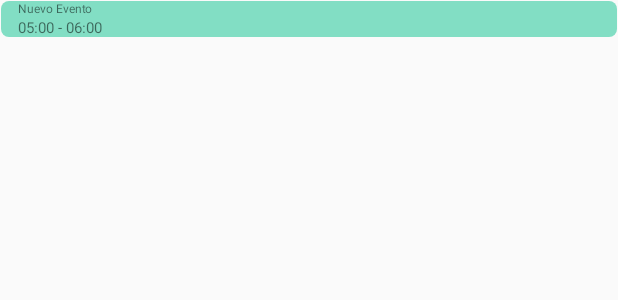
After one commit to israis007/CustomCalendar, an Android app: the layout custom_new_event.xml on its own in the app's theme, with its tools: preview values and no code run, on a phone screen of 412 x 824 dp. The commit adds this screen. Shown: the top 300 px of the screen. Run offline under Robolectric (Android 15) with nearby library versions, the phone set to English and light mode, and no system bars.

Commit message:
Events created
Changelog:
* Draggin event was implemented

```diff
--- /dev/null
+++ b/app/src/main/res/layout/custom_new_event.xml
@@ -0,0 +1,30 @@
+<?xml version="1.0" encoding="utf-8"?>
+<androidx.constraintlayout.widget.ConstraintLayout xmlns:android="http://schemas.android.com/apk/res/android"
+    android:layout_width="match_parent"
+    android:layout_height="wrap_content"
+    xmlns:app="http://schemas.android.com/apk/res-auto"
+    android:background="@drawable/color2rounded">
+
+    <androidx.appcompat.widget.AppCompatTextView
+        android:id="@+id/new_event_tv"
+        android:layout_width="match_parent"
+        android:layout_height="wrap_content"
+        app:layout_constraintStart_toStartOf="parent"
+        app:layout_constraintTop_toTopOf="parent"
+        app:layout_constraintEnd_toEndOf="parent"
+        android:paddingStart="12sp"
+        android:text="Nuevo Evento"
+        android:textSize="8dp" />
+
+    <androidx.appcompat.widget.AppCompatTextView
+        android:id="@+id/new_event_tv_hour"
+        android:layout_width="match_parent"
+        android:layout_height="wrap_content"
+        app:layout_constraintStart_toStartOf="parent"
+        app:layout_constraintEnd_toEndOf="parent"
+        app:layout_constraintBottom_toBottomOf="parent"
+        app:layout_constraintTop_toBottomOf="@id/new_event_tv"
+        android:paddingStart="12sp"
+        android:text="05:00 - 06:00"
+        android:textSize="10dp" />
+</androidx.constraintlayout.widget.ConstraintLayout>
--- a/calendarcustom/src/main/java/com/pirataram/calendarcustom/ui/OneDayLayout.kt
+++ b/calendarcustom/src/main/java/com/pirataram/calendarcustom/ui/OneDayLayout.kt
@@ -379,6 +379,8 @@ class OneDayLayout @JvmOverloads constructor(
         if (coorsNewEvent == null)
             return
 
+        if (proOb.oneLayoutEvent != null)
+            proOb.oneLayoutEvent!!.onDragging(coorsNewEvent!!)
         if (proOb.viewNewEvent != null)
             newEventCard = proOb.viewNewEvent
         else {
--- a/calendarcustom/src/main/java/com/pirataram/calendarcustom/ui/OneLayoutEvent.kt
+++ b/calendarcustom/src/main/java/com/pirataram/calendarcustom/ui/OneLayoutEvent.kt
@@ -1,8 +1,11 @@
 package com.pirataram.calendarcustom.ui
 
+import com.pirataram.calendarcustom.models.PropertiesObject
 import java.util.*
 
 interface OneLayoutEvent{
 
     fun endDrag(startDate: Calendar, endTime: Calendar)
+
+    fun onDragging(newEvent: PropertiesObject.CoorYNewEvent)
 }
--- a/calendarcustom/src/main/java/com/pirataram/calendarcustom/ui/viewpagercustom/ViewPagerCalendar.kt
+++ b/calendarcustom/src/main/java/com/pirataram/calendarcustom/ui/viewpagercustom/ViewPagerCalendar.kt
@@ -307,6 +307,10 @@ class ViewPagerCalendar @JvmOverloads constructor(
             override fun endDrag(startDate: Calendar, endTime: Calendar) {
                 viewPagerEvent.onEventCreated(startDate, endTime)
             }
+
+            override fun onDragging(newEvent: PropertiesObject.CoorYNewEvent) {
+                viewPagerEvent.onEventDragging(newEvent)
+            }
         }
 
         recreateCache(null)
--- a/calendarcustom/src/main/java/com/pirataram/calendarcustom/ui/viewpagercustom/ViewPagerEvent.kt
+++ b/calendarcustom/src/main/java/com/pirataram/calendarcustom/ui/viewpagercustom/ViewPagerEvent.kt
@@ -2,6 +2,7 @@ package com.pirataram.calendarcustom.ui.viewpagercustom
 
 import android.app.Activity
 import com.pirataram.calendarcustom.models.EventModel
+import com.pirataram.calendarcustom.models.PropertiesObject
 import com.pirataram.calendarcustom.ui.OneDayLayout
 import java.util.*
 import kotlin.collections.ArrayList
@@ -34,4 +35,6 @@ interface ViewPagerEvent {
 
     fun onEventCreated(startTime: Calendar, endTime: Calendar)
 
+    fun onEventDragging(eventData: PropertiesObject.CoorYNewEvent)
+
 }
```
Also changed, not shown: app/src/main/java/com/pirataram/calendarg/MainActivity.kt (+12 -0 lines).
